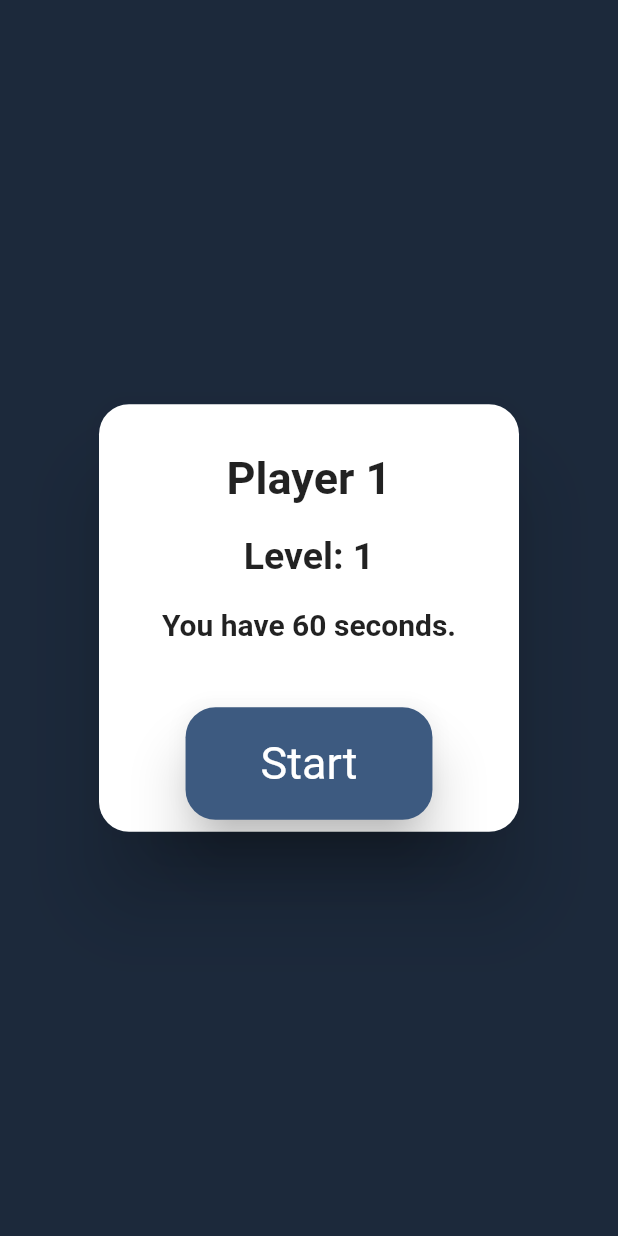
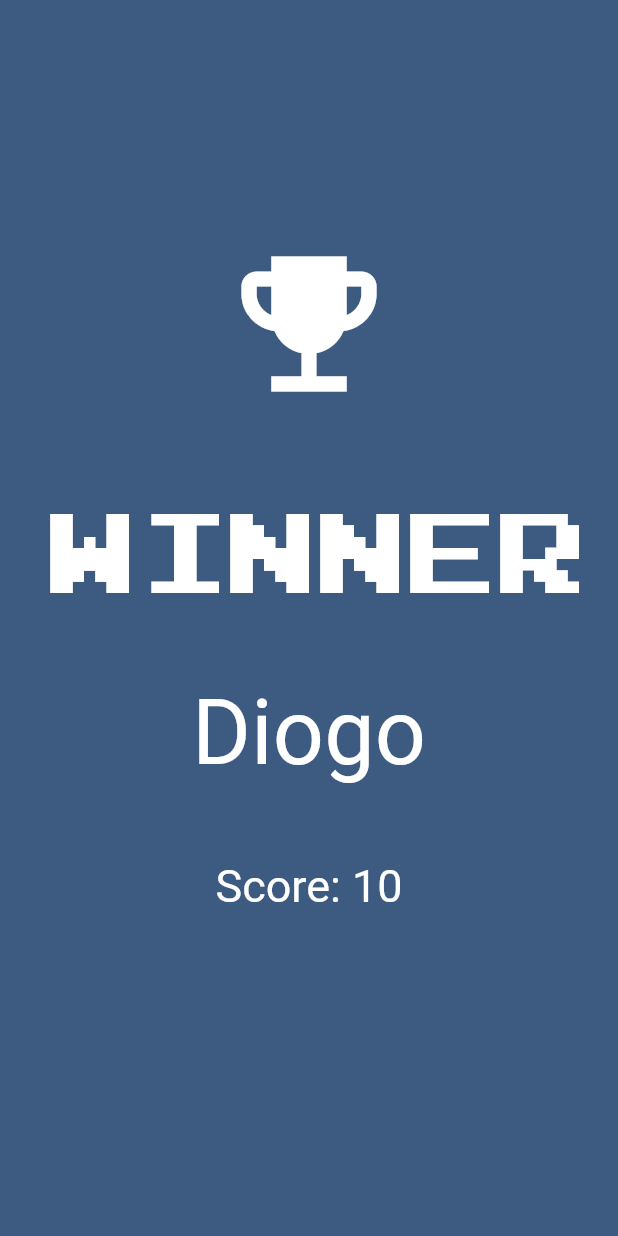
Before and after one commit to carvalho28/explode, a Flutter app: the screen it shows after launch, on a phone screen of 412 x 824 dp. Run offline on Flutter 3.47's test engine with Material 2 defaults, Android fonts, the phone set to English and light mode, and no system bars; our stand-ins replace share_plus, sqflite; accounts and stored records are empty.

Commit message:
Added ending screen for winner
Signed-off-by: carvalho28 <carvalhoo287@gmail.com>

```diff
--- a/lib/main.dart
+++ b/lib/main.dart
@@ -5,6 +5,7 @@ import 'package:explode/constants/routes.dart';
 import 'package:explode/providers/answers_provider.dart';
 import 'package:explode/providers/time_ender_provider.dart';
 import 'package:explode/views/difficulty.dart';
+import 'package:explode/views/end_screen_multiplayer.dart';
 import 'package:explode/views/game.dart';
 import 'package:explode/views/game_multiplayer.dart';
 import 'package:explode/views/game_over.dart';
@@ -28,15 +29,20 @@ void main() {
         theme: ThemeData(
           backgroundColor: primaryColor,
         ),
-        home: const GameMultiplayer(
-          groupId: 1,
-          playerNames: ['Player 1', 'Player 2'],
-        ),
+        // home: const GameMultiplayer(
+        //   groupId: 1,
+        //   playerNames: ['Player 1', 'Player 2'],
+        // ),
         // const Game(
         //   operators: ['+', '-', 'x', '/'],
         //   difficulty: '1',
         //   time: '2',
         // ),
+        home: const EndScreenMultiplayer(
+          groupId: 1,
+          playerName: 'Diogo',
+          score: 10,
+        ),
         routes: {
           mainMenuRoute: (context) => const MainMenu(),
           difficultyRoute: (context) => const Difficulty(),
--- a/lib/services/crud/players_service.dart
+++ b/lib/services/crud/players_service.dart
@@ -71,6 +71,18 @@ class PlayersService {
     return result.map((json) => PlayerModel.fromJson(json).name).toList();
   }
 
+  // get player id with a player name
+  Future<int?> getPlayerId(String playerName) async {
+    final db = await instance.database;
+
+    final result = await db.query(tablePlayers,
+        columns: [PlayerFields.id],
+        where: '${PlayerFields.name} = ?',
+        whereArgs: [playerName]);
+
+    return result.map((json) => PlayerModel.fromJson(json).id).toList()[0];
+  }
+
   // read all elements in the table
   Future<List<PlayerModel>> readAllPlayers() async {
     final db = await instance.database;
--- /dev/null
+++ b/lib/views/end_screen_multiplayer.dart
@@ -0,0 +1,142 @@
+import 'package:explode/constants/general.dart';
+import 'package:explode/services/crud/players_service.dart';
+import 'package:flutter/material.dart';
+
+class EndScreenMultiplayer extends StatefulWidget {
+  const EndScreenMultiplayer({
+    super.key,
+    required this.groupId,
+    required this.playerName,
+    required this.score,
+  });
+
+  final int groupId;
+  final String playerName;
+  final int score;
+
+  @override
+  State<EndScreenMultiplayer> createState() => _EndScreenMultiplayerState();
+}
+
+class _EndScreenMultiplayerState extends State<EndScreenMultiplayer> {
+  late final int _groupId;
+  late final String _playerName;
+  late final int _score;
+
+  late final _playerId;
+
+  @override
+  void initState() {
+    _groupId = widget.groupId;
+    _playerName = widget.playerName;
+    _score = widget.score;
+    try {
+      _playerId = PlayersService.instance.getPlayerId(_playerName);
+    } catch (e) {
+      print(e);
+    }
+
+    super.initState();
+  }
+
+  @override
+  Widget build(BuildContext context) {
+    return Scaffold(
+      backgroundColor: primaryColor,
+      appBar: AppBar(
+        backgroundColor: Colors.transparent,
+        elevation: 0,
+      ),
+      body: Center(
+        child: Column(
+          mainAxisAlignment: MainAxisAlignment.start,
+          children: [
+            const SizedBox(
+              height: 100,
+            ),
+            TweenAnimationBuilder(
+              tween: Tween<double>(begin: 0, end: 1),
+              duration: const Duration(seconds: 3),
+              builder: (context, double value, child) {
+                return Transform.scale(
+                  scale: value,
+                  child: child,
+                );
+              },
+              child: const Icon(
+                Icons.emoji_events,
+                color: Colors.white,
+                size: 120,
+              ),
+            ),
+            const SizedBox(
+              height: 50,
+            ),
+            TweenAnimationBuilder(
+              tween: Tween<double>(begin: 0, end: 1),
+              duration: const Duration(seconds: 3),
+              builder: (context, double value, child) {
+                return Transform.scale(
+                  scale: value,
+                  child: child,
+                );
+              },
+              child: const Text(
+                'Winner',
+                style: TextStyle(
+                  color: Colors.white,
+                  fontSize: 60,
+                  fontFamily: fontGameOver,
+                ),
+              ),
+            ),
+            const SizedBox(
+              height: 50,
+            ),
+            // winner name
+            TweenAnimationBuilder(
+              tween: Tween<double>(begin: 0, end: 1),
+              duration: const Duration(seconds: 3),
+              builder: (context, double value, child) {
+                return Transform.scale(
+                  scale: value,
+                  child: child,
+                );
+              },
+              child: Text(
+                _playerName,
+                style: const TextStyle(
+                  color: Colors.white,
+                  fontSize: 60,
+                  fontFamily: fontBody,
+                ),
+              ),
+            ),
+            const SizedBox(
+              height: 50,
+            ),
+            // winner score
+            TweenAnimationBuilder(
+              tween: Tween<double>(begin: 0, end: 1),
+              duration: const Duration(seconds: 3),
+              builder: (context, double value, child) {
+                return Transform.scale(
+                  scale: value,
+                  child: child,
+                );
+              },
+              child: Text(
+                'Score: $_score',
+                style: const TextStyle(
+                  color: Colors.white,
+                  fontSize: 30,
+                  fontFamily: fontBody,
+                ),
+              ),
+            ),
+          ],
+        ),
+      ),
+    );
+  }
+}
```
